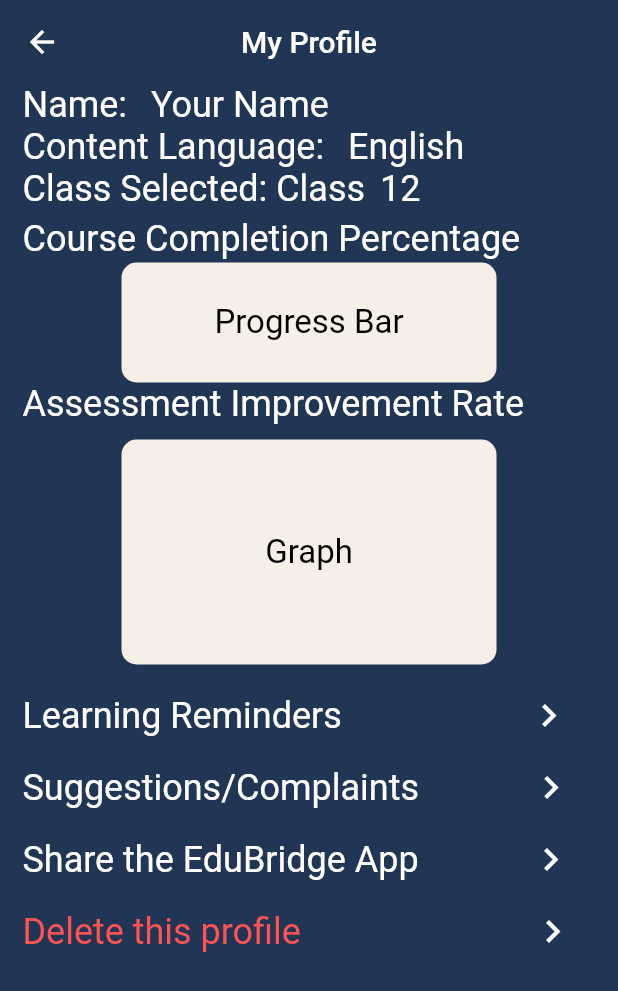
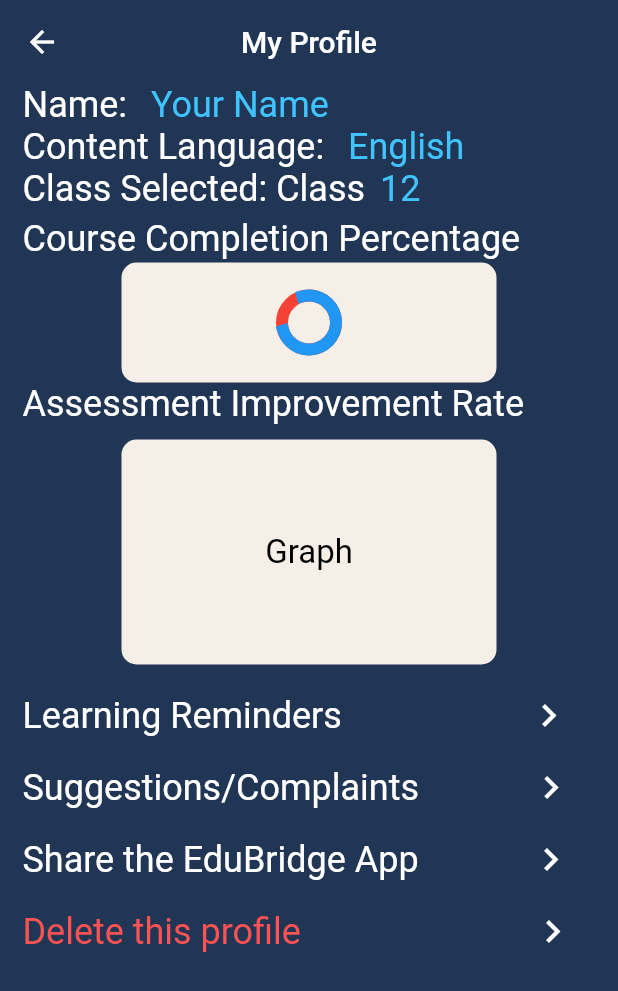
Before and after one commit to rengasayee/Equal-access-to-Education, a Flutter app: the Profile screen opened directly, on a phone screen of 412 x 824 dp. Shown: the top 991 px of the screen. Run offline on Flutter 3.47's test engine with Material 2 defaults, Android fonts, the phone set to English and light mode, and no system bars; our stand-ins replace flutter_spinkit.

Commit message:
Update profile.dart

```diff
--- a/lib/pages/profile.dart
+++ b/lib/pages/profile.dart
@@ -1,5 +1,10 @@
 import 'package:flutter/material.dart';
-//import 'package:url_launcher/url_launcher.dart';
+//import 'package:url_launcher/url_launcher_string.dart';
+import 'details.dart';
+import 'language.dart';
+// import 'package:url_launcher/url_launcher.dart';
+// import 'package:flutter_alarm_clock/flutter_alarm_clock.dart';
+
 
 void main() => runApp(MaterialApp(
   home: Profile(),
@@ -13,8 +18,18 @@ class Profile extends StatefulWidget {
 }
 
 class _ProfileState extends State<Profile> {
+  // bool _loading;
+  // double _progressValue;
   @override
+
+  // void initState() {
+  //   super.initState();
+  //   _loading = false;
+  //   _progressValue = 0.0;
+  // }
+
   Widget build(BuildContext context) {
+
     return Scaffold(
       backgroundColor: Color(0xFF213555),
       appBar: AppBar(
@@ -24,6 +39,7 @@ class _ProfileState extends State<Profile> {
         elevation: 0,
       ),
       body: Center(
+        //print('in profile-', inputname, dropdownvalue);
         child: Column(
           mainAxisAlignment: MainAxisAlignment.start,
           children: [
@@ -43,7 +59,7 @@ class _ProfileState extends State<Profile> {
                   Text(
                     'Your Name',
                     style: TextStyle(
-                      color: Colors.white,
+                      color: Colors.lightBlueAccent,
                       fontSize: 24,
                     ),
                   ),
@@ -67,7 +83,7 @@ class _ProfileState extends State<Profile> {
                   Text(
                     'English',
                     style: TextStyle(
-                      color: Colors.white,
+                      color: Colors.lightBlueAccent,
                       fontSize: 24,
                     ),
                   ),
@@ -91,7 +107,7 @@ class _ProfileState extends State<Profile> {
                   Text(
                     '12',
                     style: TextStyle(
-                      color: Colors.white,
+                      color: Colors.lightBlueAccent,
                       fontSize: 24,
                     ),
                   ),
@@ -124,9 +140,10 @@ class _ProfileState extends State<Profile> {
                       color: Color(0xFFF5EFE7),
                       borderRadius: BorderRadius.all(Radius.circular(10.0))),
                   child: new Center(
-                    child: new Text("Progress Bar",
-                      style: TextStyle(fontSize: 22, color: Colors.black),
-                      textAlign: TextAlign.center,),
+                    child: CircularProgressIndicatorApp()
+                    // child: new Text("Progress Bar",
+                    //   style: TextStyle(fontSize: 22, color: Colors.black),
+                    //   textAlign: TextAlign.center,),
                   )),
             ),
             //SizedBox(height: 10),
@@ -177,6 +194,7 @@ class _ProfileState extends State<Profile> {
                   SizedBox(width: 110),
                   TextButton.icon(
                       onPressed: ()  {
+                        // FlutterAlarmClock.createAlarm(hour: 23, minutes: 59);
                       },
                       icon: Icon(Icons.keyboard_arrow_right,
                         color: Colors.white,
@@ -228,7 +246,7 @@ class _ProfileState extends State<Profile> {
                   ),
                   SizedBox(width: 60),
                   TextButton.icon(
-                      onPressed: ()  {
+                      onPressed: () {
                       },
                       icon: Icon(Icons.keyboard_arrow_right,
                         color: Colors.white,
@@ -270,3 +288,13 @@ class _ProfileState extends State<Profile> {
     );
   }
 }
+
+// This is the stateless widget that the main application instantiates.
+class CircularProgressIndicatorApp extends StatelessWidget {
+  @override
+  Widget build(BuildContext context) {
+    return CircularProgressIndicator(
+      backgroundColor: Colors.red,
+      strokeWidth: 8,);
+  }
+}
```
